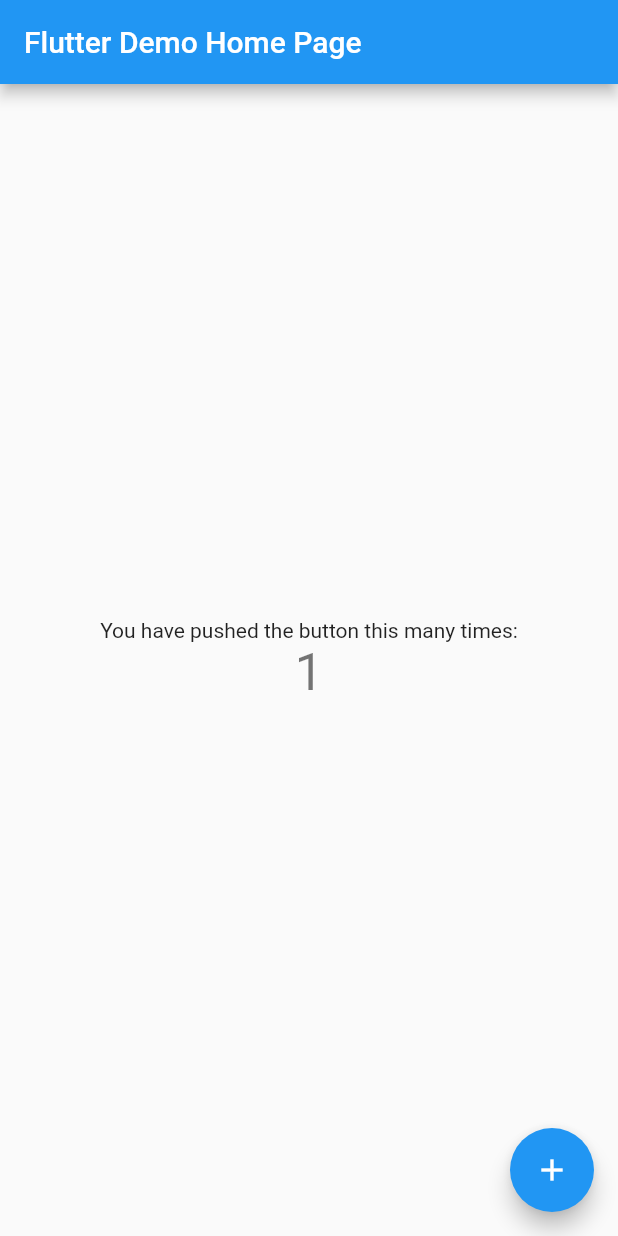
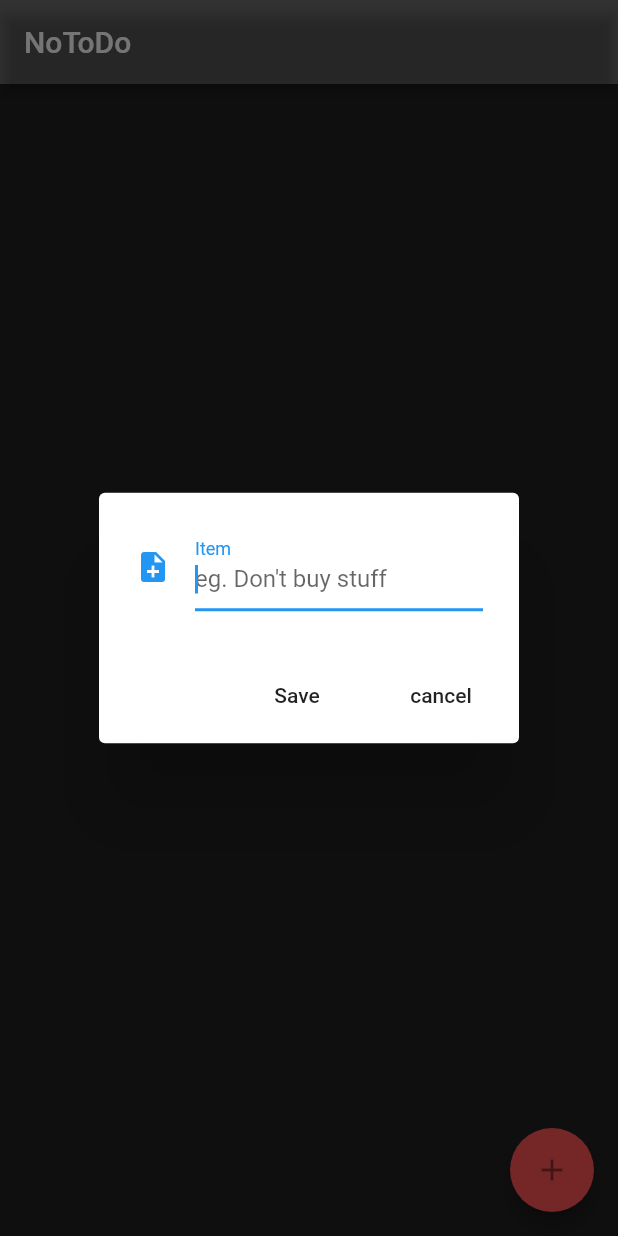
Before and after one commit to arunprem/finalproject, a Flutter app: the screen it shows after launch, after a tap on the "add" icon, on a phone screen of 412 x 824 dp. Run offline on Flutter 3.47's test engine with Material 2 defaults, Android fonts, the phone set to English and light mode, and no system bars; our stand-ins replace sqflite; accounts and stored records are empty.

Commit message:
code completed

```diff
--- a/lib/main.dart
+++ b/lib/main.dart
@@ -1,111 +1,19 @@
+import 'package:finalproject/ui/home.dart';
 import 'package:flutter/material.dart';
 
-void main() => runApp(MyApp());
 
-class MyApp extends StatelessWidget {
-  // This widget is the root of your application.
+void main() => runApp(new MyApp());
+
+class MyApp extends StatelessWidget{
+
+
   @override
   Widget build(BuildContext context) {
-    return MaterialApp(
-      title: 'Flutter Demo',
-      theme: ThemeData(
-        // This is the theme of your application.
-        //
-        // Try running your application with "flutter run". You'll see the
-        // application has a blue toolbar. Then, without quitting the app, try
-        // changing the primarySwatch below to Colors.green and then invoke
-        // "hot reload" (press "r" in the console where you ran "flutter run",
-        // or simply save your changes to "hot reload" in a Flutter IDE).
-        // Notice that the counter didn't reset back to zero; the application
-        // is not restarted.
-        primarySwatch: Colors.blue,
-      ),
-      home: MyHomePage(title: 'Flutter Demo Home Page'),
+    // TODO: implement build
+    return new MaterialApp(
+      debugShowCheckedModeBanner: false,
+      title: 'NoToDO',
+      home:  new Home(),
     );
   }
 }
-
-class MyHomePage extends StatefulWidget {
-  MyHomePage({Key key, this.title}) : super(key: key);
-
-  // This widget is the home page of your application. It is stateful, meaning
-  // that it has a State object (defined below) that contains fields that affect
-  // how it looks.
-
-  // This class is the configuration for the state. It holds the values (in this
-  // case the title) provided by the parent (in this case the App widget) and
-  // used by the build method of the State. Fields in a Widget subclass are
-  // always marked "final".
-
-  final String title;
-
-  @override
-  _MyHomePageState createState() => _MyHomePageState();
-}
-
-class _MyHomePageState extends State<MyHomePage> {
-  int _counter = 0;
-
-  void _incrementCounter() {
-    setState(() {
-      // This call to setState tells the Flutter framework that something has
-      // changed in this State, which causes it to rerun the build method below
-      // so that the display can reflect the updated values. If we changed
-      // _counter without calling setState(), then the build method would not be
-      // called again, and so nothing would appear to happen.
-      _counter++;
-    });
-  }
-
-  @override
-  Widget build(BuildContext context) {
-    // This method is rerun every time setState is called, for instance as done
-    // by the _incrementCounter method above.
-    //
-    // The Flutter framework has been optimized to make rerunning build methods
-    // fast, so that you can just rebuild anything that needs updating rather
-    // than having to individually change instances of widgets.
-    return Scaffold(
-      appBar: AppBar(
-        // Here we take the value from the MyHomePage object that was created by
-        // the App.build method, and use it to set our appbar title.
-        title: Text(widget.title),
-      ),
-      body: Center(
-        // Center is a layout widget. It takes a single child and positions it
-        // in the middle of the parent.
-        child: Column(
-          // Column is also layout widget. It takes a list of children and
-          // arranges them vertically. By default, it sizes itself to fit its
-          // children horizontally, and tries to be as tall as its parent.
-          //
-          // Invoke "debug painting" (press "p" in the console, choose the
-          // "Toggle Debug Paint" action from the Flutter Inspector in Android
-          // Studio, or the "Toggle Debug Paint" command in Visual Studio Code)
-          // to see the wireframe for each widget.
-          //
-          // Column has various properties to control how it sizes itself and
-          // how it positions its children. Here we use mainAxisAlignment to
-          // center the children vertically; the main axis here is the vertical
-          // axis because Columns are vertical (the cross axis would be
-          // horizontal).
-          mainAxisAlignment: MainAxisAlignment.center,
-          children: <Widget>[
-            Text(
-              'You have pushed the button this many times:',
-            ),
-            Text(
-              '$_counter',
-              style: Theme.of(context).textTheme.display1,
-            ),
-          ],
-        ),
-      ),
-      floatingActionButton: FloatingActionButton(
-        onPressed: _incrementCounter,
-        tooltip: 'Increment',
-        child: Icon(Icons.add),
-      ), // This trailing comma makes auto-formatting nicer for build methods.
-    );
-  }
-}
--- a/lib/ui/home.dart
+++ b/lib/ui/home.dart
@@ -0,0 +1,15 @@
+import 'package:finalproject/util/notodo_screen.dart';
+import 'package:flutter/material.dart';
+
+class Home extends StatelessWidget {
+  @override
+  Widget build(BuildContext context) {
+    return new Scaffold(
+      appBar: AppBar(
+        title: new Text("NoToDo"),
+        backgroundColor: Colors.black54,
+      ),
+      body: new NotoDoScreen(),
+    );
+  }
+}
--- a/lib/util/database_client.dart
+++ b/lib/util/database_client.dart
@@ -0,0 +1,90 @@
+
+import 'package:sqflite/sqflite.dart';
+import '../model/nodo_item.dart';
+import 'package:path_provider/path_provider.dart';
+import 'package:path/path.dart';
+import 'dart:io';
+import 'dart:async';
+
+class DatabaseHelper {
+  static final DatabaseHelper _instance = new DatabaseHelper.internal();
+
+  factory DatabaseHelper() => _instance; //cash database instance
+
+  final String tableNoDoItem = "nodoTbl";
+  final String columnId = "id";
+  final String columnNoDoItemName = "itemName";
+  final String coloumnDateCreated = "dateCreated";
+  static Database _db;
+
+  Future<Database> get db async {
+    if (_db != null) {
+      return _db;
+    }
+    _db = await initDb();
+    return _db;
+  }
+
+  DatabaseHelper.internal();
+
+  initDb() async {
+    Directory documentDirectory = await getApplicationDocumentsDirectory();
+    String path = join(documentDirectory.path, "notodo_db.db");
+    var ourDb = await openDatabase(path, version: 1, onCreate: _onCreate);
+    return ourDb;
+  }
+
+  void _onCreate(Database db, int newVersion) async {
+    await db.execute("CREATE TABLE $tableNoDoItem"
+        "($columnId INTEGER PRIMARY KEY, "
+        "$columnNoDoItemName TEXT,"
+        "$coloumnDateCreated TEXT)");
+  }
+
+  Future<int> saveNoDoItem(NoDoItem NoDoItem) async {
+    var dbClient = await db;
+
+    int res = await dbClient.insert("$tableNoDoItem", NoDoItem.toMap());
+    return res;
+  }
+
+  Future<List> getAllNoDoItems() async {
+    var dbClient = await db;
+    var result = await dbClient.rawQuery("SELECT * FROM $tableNoDoItem");
+    return result.toList();
+  }
+
+  Future<int> getCount() async {
+    var dbClient = await db;
+    return Sqflite.firstIntValue(
+        await dbClient.rawQuery("Select Count(*) from $tableNoDoItem"));
+  }
+
+  Future<NoDoItem> getNoDoItem(int id) async {
+    var dbClient = await db;
+    var result =
+    await dbClient.rawQuery("SELECT * FROM $tableNoDoItem where $columnId=$id ");
+    if (result.length == 0) {
+      return null;
+    } else {
+      return new NoDoItem.fromMap(result.first);
+    }
+  }
+
+  Future<int> deleteNoDoItem(int id) async {
+    var dbClient = await db;
+    return await dbClient
+        .delete(tableNoDoItem, where: "$columnId=?", whereArgs: [id]);
+  }
+
+  Future<int> updateNoDoItem(NoDoItem NoDoItem) async {
+    var dbClient = await db;
+    return await dbClient.update(tableNoDoItem, NoDoItem.toMap(),
+        where: "$columnId=?", whereArgs: [NoDoItem.id]);
+  }
+
+  Future close() async {
+    var dbClient = await db;
+    return dbClient.close();
+  }
+}
--- a/lib/util/notodo_screen.dart
+++ b/lib/util/notodo_screen.dart
@@ -0,0 +1,180 @@
+import 'package:finalproject/model/nodo_item.dart';
+import 'package:flutter/material.dart';
+
+import 'database_client.dart';
+import 'date_formatter.dart';
+
+class NotoDoScreen extends StatefulWidget {
+  @override
+  _NotoDoScreenState createState() => _NotoDoScreenState();
+}
+
+class _NotoDoScreenState extends State<NotoDoScreen> {
+  final TextEditingController _textEditingController =
+      new TextEditingController();
+  var db = new DatabaseHelper();
+
+  final List<NoDoItem> _itemList = <NoDoItem>[];
+
+  @override
+  void initState() {
+    super.initState();
+    _readNoDoList();
+  }
+
+  void _handleSubmitted(String text) async {
+    // _textEditingController.clear();
+    NoDoItem noDoItem = new NoDoItem(text, dateFormatted());
+    int savedItemId = await db.saveNoDoItem(noDoItem);
+    NoDoItem addedItem = await db.getNoDoItem(savedItemId);
+    setState(() {
+      _itemList.insert(0, addedItem);
+    });
+    print("Item saved id:$savedItemId");
+  }
+
+  @override
+  Widget build(BuildContext context) {
+    return new Scaffold(
+      backgroundColor: Colors.black87,
+      body: Column(
+        children: <Widget>[
+          new Flexible(
+              child: new ListView.builder(
+                  padding: new EdgeInsets.all(8.0),
+                  reverse: false,
+                  itemCount: _itemList.length,
+                  itemBuilder: (_, int index) {
+                    return Card(
+                      color: Colors.white10,
+                      child: new ListTile(
+                        title: _itemList[index],
+                        onLongPress: () => _updateItem(_itemList[index], index),
+                        trailing: new Listener(
+                          key: new Key(_itemList[index].itemName),
+                          child: new Icon(
+                            Icons.remove_circle,
+                            color: Colors.redAccent,
+                          ),
+                          onPointerDown: (pointerEvent) =>
+                              _deleteNodoItem(_itemList[index].id, index),
+                        ),
+                      ),
+                    );
+                  }))
+        ],
+      ),
+      floatingActionButton: new FloatingActionButton(
+          tooltip: "Add Item",
+          backgroundColor: Colors.redAccent,
+          child: new ListTile(
+            title: Icon(Icons.add),
+          ),
+          onPressed: _showFormDialog),
+    );
+  }
+
+  void _showFormDialog() {
+    var alert = new AlertDialog(
+      content: new Row(
+        children: <Widget>[
+          new Expanded(
+              child: new TextField(
+            controller: _textEditingController,
+            autofocus: true,
+            decoration: new InputDecoration(
+              labelText: "Item",
+              hintText: "eg. Don't buy stuff",
+              icon: new Icon(Icons.note_add),
+            ),
+          ))
+        ],
+      ),
+      actions: <Widget>[
+        new FlatButton(
+            onPressed: () {
+              _handleSubmitted(_textEditingController.text);
+              _textEditingController.clear();
+              Navigator.pop(context);
+            },
+            child: Text("Save")),
+        new FlatButton(
+            onPressed: () => Navigator.pop(context), child: Text("cancel"))
+      ],
+    );
+    showDialog(
+        context: context,
+        builder: (_) {
+          return alert;
+        });
+  }
+
+  _readNoDoList() async {
+    List items = await db.getAllNoDoItems();
+    items.forEach((item) {
+      setState(() {
+        _itemList.add(NoDoItem.Map(item));
+      });
+    });
+  }
+
+  _deleteNodoItem(int id, int index) async {
+    debugPrint("Deleted Item");
+    await db.deleteNoDoItem(id);
+    setState(() {
+      _itemList.removeAt(index);
+    });
+  }
+
+  _updateItem(NoDoItem item, int index) async {
+    var alert = new AlertDialog(
+      title: new Text("Update Item"),
+      content: new Row(
+        children: <Widget>[
+          new Expanded(
+              child: new TextField(
+            controller: _textEditingController,
+            autofocus: true,
+            decoration: new InputDecoration(
+                labelText: "Item",
+                hintText: "eg Dont buy stuff",
+                icon: new Icon(Icons.update)),
+          ))
+        ],
+      ),
+      actions: <Widget>[
+        new FlatButton(
+            onPressed: () async {
+              NoDoItem newItemUpdated = NoDoItem.fromMap({
+                "itemName": _textEditingController.text,
+                "dateCreated": dateFormatted(),
+                "id": item.id
+              });
+              _handleSubmittedUpdate(index, item);
+              await db.updateNoDoItem(newItemUpdated);
+              setState(() {
+                _readNoDoList();
+              });
+              Navigator.pop(context);
+            },
+            child: new Text("Update")),
+        new FlatButton(
+            onPressed: () => Navigator.pop(context), child: new Text("Cancel"))
+      ],
+    );
+
+    showDialog(
+        context: context,
+        builder: (_) {
+          return alert;
+        });
+  }
+
+  _handleSubmittedUpdate(int index, NoDoItem item) {
+    setState(() {
+      _itemList.removeWhere((element) {
+        _itemList[index].itemName == item.itemName;
+      });
+    });
+  }
+}
--- a/pubspec.yaml
+++ b/pubspec.yaml
@@ -17,7 +17,11 @@ environment:
   sdk: ">=2.1.0 <3.0.0"
 
 dependencies:
+  sqflite: ^1.1.5
+  path_provider: ^1.1.0
+  intl: ^0.15.8
   flutter:
+
     sdk: flutter
 
   # The following adds the Cupertino Icons font to your application.
@@ -25,6 +29,7 @@ dependencies:
   cupertino_icons: ^0.1.2
 
 dev_dependencies:
+
   flutter_test:
     sdk: flutter
 
```
Also changed, not shown: lib/model/nodo_item.dart (+72 -0 lines), lib/util/date_formatter.dart (added, +8 -0 lines), pubspec.lock.
